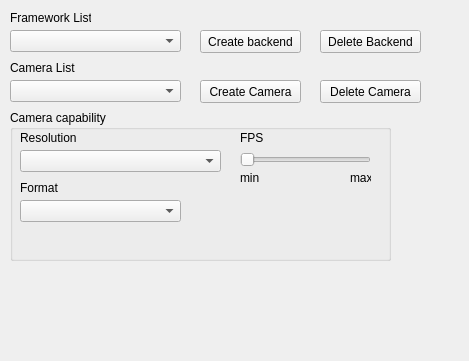
Above: test_app/mainwindow.ui from abibas/webcamCaptureNewDesign before the change. Below: the same form after it.
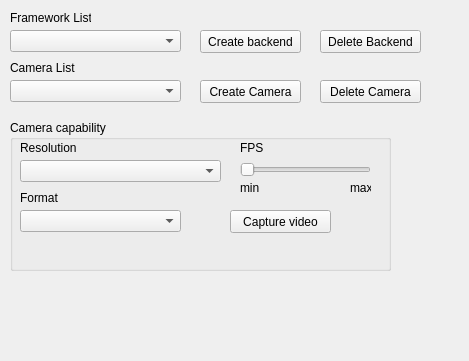
That is the form after the change.

Commit message: Added video capture form. Inited video capture callback. But doesn't works mfCamera_open(). Fixing

The edit to the form file:
```diff
--- a/test_app/mainwindow.ui
+++ b/test_app/mainwindow.ui
@@ -90,7 +90,7 @@
     <property name="geometry">
      <rect>
       <x>10</x>
-      <y>110</y>
+      <y>120</y>
       <width>381</width>
       <height>151</height>
      </rect>
@@ -196,6 +196,19 @@
       </rect>
      </property>
     </widget>
+    <widget class="QPushButton" name="captureVideoBtb">
+     <property name="geometry">
+      <rect>
+       <x>220</x>
+       <y>90</y>
+       <width>101</width>
+       <height>23</height>
+      </rect>
+     </property>
+     <property name="text">
+      <string>Capture video</string>
+     </property>
+    </widget>
    </widget>
    <widget class="QPushButton" name="deleteBackendBtn">
     <property name="geometry">
```
Left out of the diff: 4 changed lines with no effect on the pictures. The commit also changes 7 other files.
